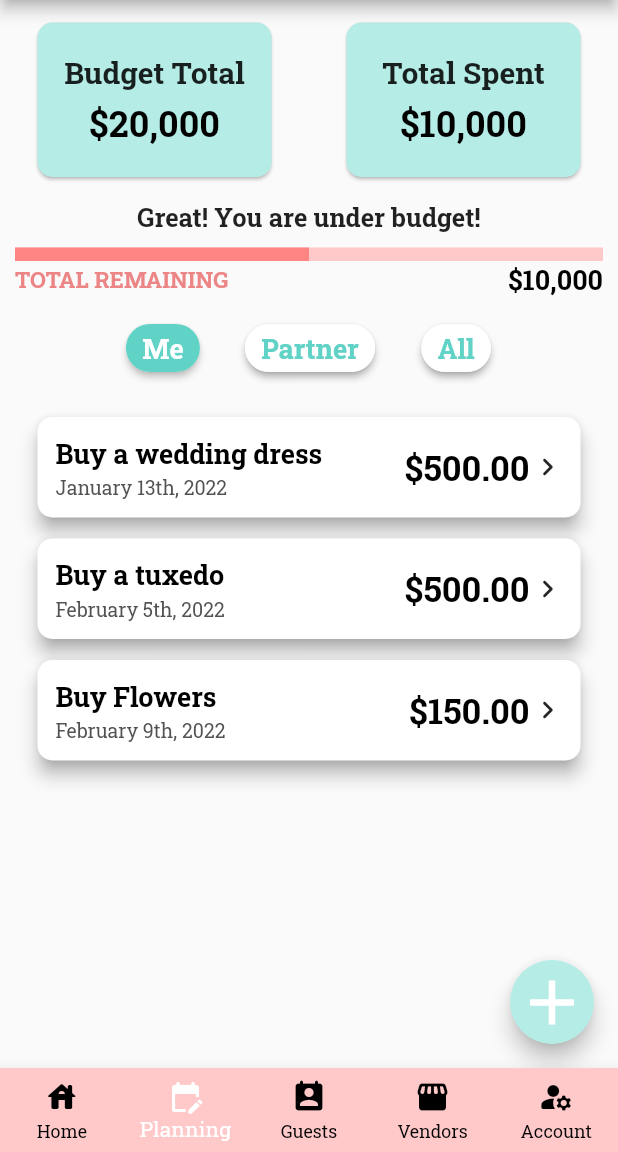
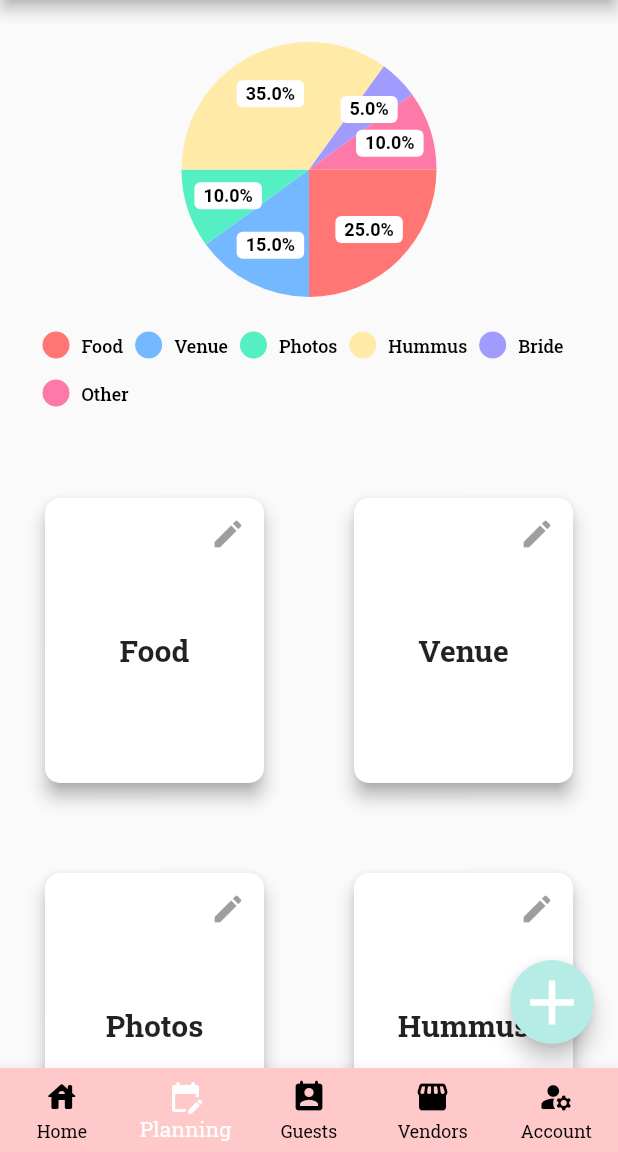
Before and after one commit to oyousef25/LoveBirdsApp, a Flutter app: the screen it shows after launch, item 2 of the bottom bar chosen, on a phone screen of 412 x 824 dp, the part 84-1236 px from its top. Run offline on Flutter 3.47's test engine with Material 2 defaults, Android fonts, the phone set to English and light mode, and no system bars; drawn by our look-alikes of pie_chart; our stand-ins replace cached_network_image; missing offline and left inert: dart:ffi; network calls fail.

Commit message:
Finished Budget Page UI
The budget page ui is complete now

```diff
--- /dev/null
+++ b/lib/Budget/budget_categories.dart
@@ -0,0 +1,97 @@
+import 'package:flutter/material.dart';
+import 'package:pie_chart/pie_chart.dart';
+
+import '../helper/constants.dart';
+
+class BudgetPage extends StatefulWidget {
+  BudgetPage({Key? key}) : super(key: key);
+
+  /// Creates a state
+  ///
+  /// Return the Budget Categories page State
+  @override
+  State<StatefulWidget> createState() {
+    return _BudgetPageState();
+  }
+}
+
+class _BudgetPageState extends State<BudgetPage> {
+  Map<String, double> dataMap = {
+    "Food": 5,
+    "Venue": 3,
+    "Photos": 2,
+    "Hummus": 7,
+    "Bride": 1,
+    "Other": 2,
+  };
+
+  @override
+  Widget build(BuildContext context) {
+    return Scaffold(
+      body: Column(
+        crossAxisAlignment: CrossAxisAlignment.center,
+        children: [
+          const Padding(padding: EdgeInsets.all(10)),
+          PieChart(
+            chartLegendSpacing: 20,
+            dataMap: dataMap,
+            legendOptions: const LegendOptions(
+                showLegendsInRow: true,
+                showLegends: true,
+                legendPosition: LegendPosition.bottom,
+                legendTextStyle: Constants.legendTextStyle),
+            chartRadius: 170,
+            chartValuesOptions: const ChartValuesOptions(
+                showChartValuesInPercentage: true,
+                chartValueBackgroundColor: Colors.white),
+          ),
+          const Padding(padding: EdgeInsets.all(10)),
+          Expanded(
+            child: GridView.builder(
+                gridDelegate: const SliverGridDelegateWithFixedCrossAxisCount(
+                  crossAxisCount: 2,
+                  mainAxisExtent: 250,
+                ),
+                itemCount: dataMap.keys.length,
+                itemBuilder: (BuildContext context, int index) {
+                  return Card(
+                    margin: const EdgeInsets.symmetric(
+                        vertical: 30.0, horizontal: 30.0),
+                    shape: RoundedRectangleBorder(
+                        borderRadius: BorderRadius.circular(10.0)),
+                    color: Colors.white,
+                    shadowColor: Colors.grey,
+                    elevation: 5.0,
+                    child: Column(
+                      mainAxisSize: MainAxisSize.min,
+                      children: [
+                        const Align(
+                          alignment: Alignment.topRight,
+                          child: IconButton(
+                            onPressed: null,
+                            icon: Icon(Icons.edit),
+                          ),
+                        ),
+                        const Padding(padding: EdgeInsets.only(bottom:40)),
+                        Text(dataMap.keys.elementAt(index),
+                            style: Constants.title),
+                      ],
+                    ),
+                  );
+                }),
+          ),
+        ],
+      ),
+
+      floatingActionButton: FloatingActionButton(
+        onPressed: null,
+        backgroundColor: Constants.lightSecondary,
+        child: Icon(
+          Icons.add,
+          size: 50.0,
+          color: Colors.white,
+        ),
+      ),
+    );
+  }
+}
--- a/lib/helper/constants.dart
+++ b/lib/helper/constants.dart
@@ -76,6 +76,8 @@ class Constants {
   static const formHintStyle = TextStyle(fontSize: 18, fontWeight: FontWeight.normal, color: Colors.black26);
   /// Form hint TextStyle
   static const formDropdownStyle = TextStyle(fontFamily: 'Roboto Slab', fontSize: 18, fontWeight: FontWeight.normal, color: Colors.black);
+  /// Pie chart legend TextStyle
+  static const legendTextStyle = TextStyle(fontSize: 12, fontWeight: FontWeight.w500, color: Colors.black);
 
   /// Tab label TextStyle
   static const tabLabelStyle = TextStyle(fontSize: 17, fontWeight: FontWeight.bold, color: Colors.black);
--- a/lib/main.dart
+++ b/lib/main.dart
@@ -1,4 +1,5 @@
 import 'package:flutter/material.dart';
+import 'package:lovebirds_app/Budget/budget_categories.dart';
 import 'package:lovebirds_app/account.dart';
 import 'package:lovebirds_app/guests.dart';
 import 'package:lovebirds_app/helper/guestInfo.dart';
@@ -73,7 +74,10 @@ class _MainPageState extends State<MainPage> {
   int _selectedPage = 0; // Current selected page index of the bottom nav
   static List<Widget> _widgetOptions = <Widget>[
     HomePage(vendorList: List<VendorInfo>.generate(50, (i) => VendorInfo('Hummus Wedding', '5.0', 'This vendor sells wedding hummus', true, '12pm-5pm', 'abc.com', '(890)123-4567', "Windsor, ON"))),
-    PlanningPage(),
+
+    //TODO: Change this page back to Planning Page
+    BudgetPage(),
+
     // TODO: Replace seeded List with API list of guests
     GuestsPage(guestList: List<GuestInfo>.generate(1000, (i) => GuestInfo('Guest', '$i', 'Hummus', 'email$i@ex.com', 'XXX-XXXX'))),
     VendorsPage(
--- a/pubspec.yaml
+++ b/pubspec.yaml
@@ -27,6 +27,7 @@ environment:
 # the latest version available on pub.dev. To see which dependencies have newer
 # versions available, run `flutter pub outdated`.
 dependencies:
+  pie_chart: '5.3.0'
   flutter:
     sdk: flutter
   cached_network_image: '>=3.2.0'
```
Also changed, not shown: lib/Budget/create_budget_category.dart (added), lib/Budget/edit_budget_category.dart (added), pubspec.lock.
